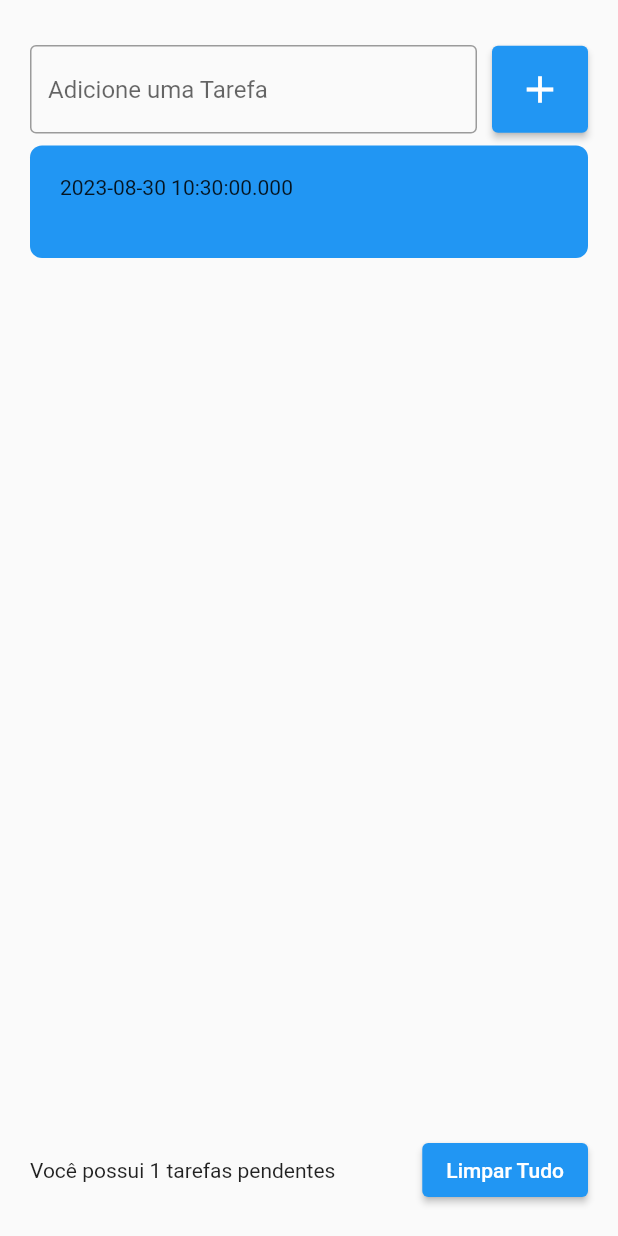
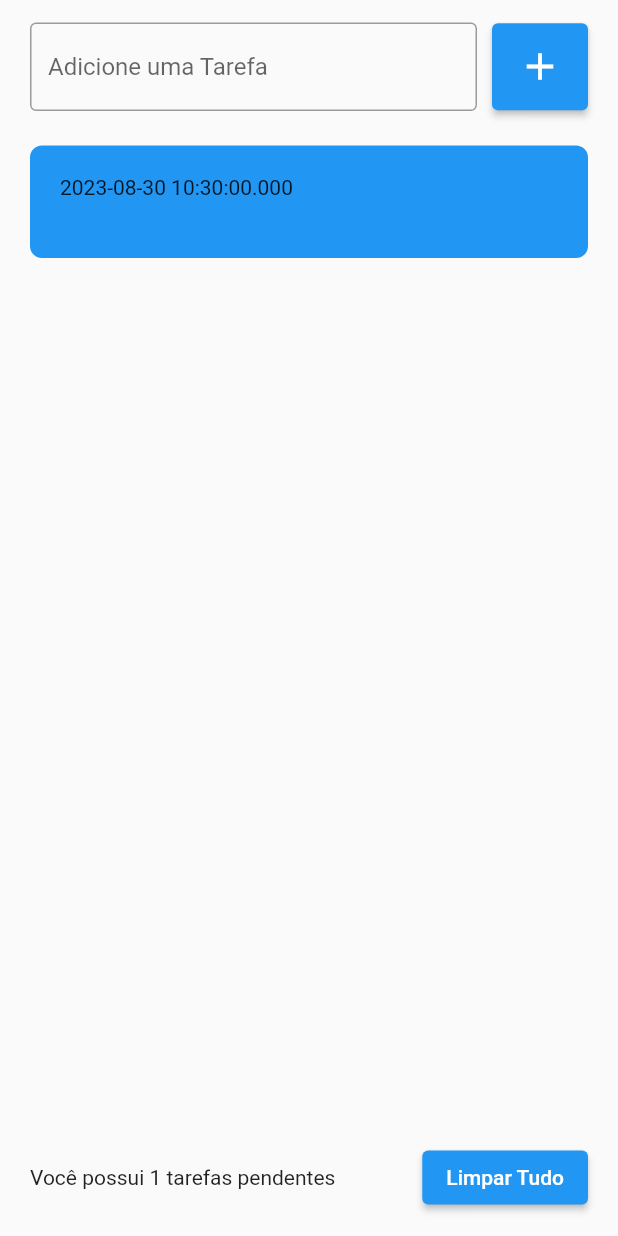
Before and after one commit to MatheusMoreira6/FlutterList, a Flutter app: the screen it shows after launch, after a tap on the "add" icon, on a phone screen of 412 x 824 dp. Run offline on Flutter 3.47's test engine with Material 2 defaults, Android fonts, the phone set to English and light mode, and no system bars.

Commit message:
4.0 - Correções

```diff
--- a/lib/views/home.dart
+++ b/lib/views/home.dart
@@ -13,22 +13,22 @@ class _HomeState extends State<Home> {
   TextEditingController textTarefasController = TextEditingController();
 
   List<Tarefa> tarefas = [];
-  int quantidadeTarefas = 0;
 
   @override
   Widget build(BuildContext context) {
-    return Scaffold(
+    return SafeArea(
+      child: Scaffold(
         body: Padding(
-        padding: const EdgeInsets.only(
-          top: 30,
-          right: 20,
-          bottom: 20,
-          left: 20,
+          padding: const EdgeInsets.symmetric(
+            horizontal: 20,
+            vertical: 15,
           ),
           child: Column(
             mainAxisAlignment: MainAxisAlignment.start,
             children: [
-            Row(
+              Padding(
+                padding: const EdgeInsets.only(bottom: 15),
+                child: Row(
                   children: [
                     Expanded(
                       child: TextField(
@@ -55,6 +55,7 @@ class _HomeState extends State<Home> {
                     ),
                   ],
                 ),
+              ),
               Flexible(
                 child: ListView(
                   shrinkWrap: false,
@@ -67,22 +68,29 @@ class _HomeState extends State<Home> {
                   ],
                 ),
               ),
-            Row(
+              Padding(
+                padding: const EdgeInsets.only(top: 15),
+                child: Row(
                   children: [
                     Expanded(
-                  child:
-                      Text('Você possui $quantidadeTarefas tarefas pendentes'),
+                      child: Text(
+                        'Você possui ${tarefas.length} tarefas pendentes',
+                      ),
                     ),
                     const SizedBox(
                       width: 10,
                     ),
                     ElevatedButton(
                       onPressed: clearTarefa,
-                  child: const Text('Limpar Tudo'),
+                      child: const Text(
+                        'Limpar Tudo',
+                      ),
                     ),
                   ],
                 ),
+              ),
             ],
+          ),
         ),
       ),
     );
@@ -90,9 +98,12 @@ class _HomeState extends State<Home> {
 
   void addTarefa() {
     setState(() {
-      tarefas.add(Tarefa(
-          nomeTarefa: textTarefasController.text, dataTarefa: DateTime.now()));
-      quantidadeTarefas = tarefas.length;
+      tarefas.add(
+        Tarefa(
+          nomeTarefa: textTarefasController.text,
+          dataTarefa: DateTime.now(),
+        ),
+      );
     });
 
     textTarefasController.clear();
@@ -101,7 +112,6 @@ class _HomeState extends State<Home> {
   void clearTarefa() {
     setState(() {
       tarefas.clear();
-      quantidadeTarefas = tarefas.length;
     });
   }
 }
```
Lines whose indentation alone changed are shown as unchanged.
